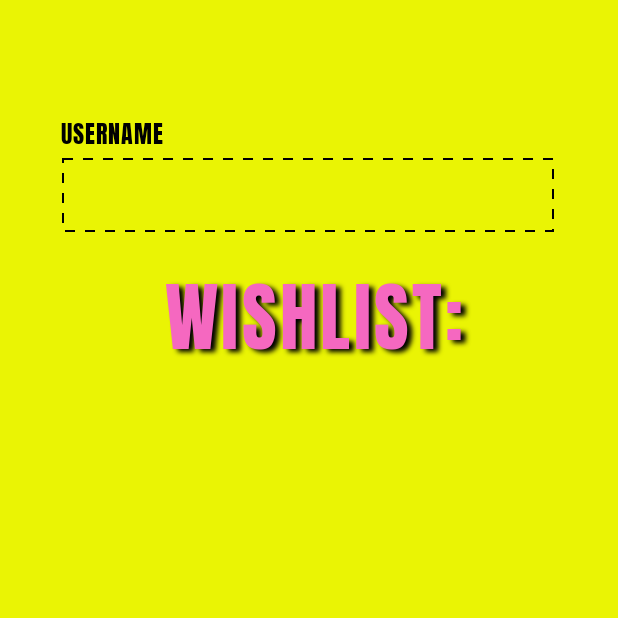
After one commit to coleendeguzman/ics26011, an Android app: the HomePage screen opened directly, with no data from a screen before it, on a phone screen of 412 x 824 dp, the top half of it. The commit adds this screen. Run offline under Robolectric (Android 15) with nearby library versions, the phone set to English and light mode, and no system bars.

Commit message:
Home Page

```diff
--- a/app/src/main/AndroidManifest.xml
+++ b/app/src/main/AndroidManifest.xml
@@ -13,6 +13,9 @@
         android:theme="@style/Theme.Wishlist"
         tools:targetApi="31">
         <activity
+            android:name=".HomePage"
+            android:exported="false" />
+        <activity
             android:name=".RegisterPage"
             android:exported="false" />
         <activity
--- /dev/null
+++ b/app/src/main/java/com/example/wishlist/HomePage.kt
@@ -0,0 +1,11 @@
+package com.example.wishlist
+
+import androidx.appcompat.app.AppCompatActivity
+import android.os.Bundle
+
+class HomePage : AppCompatActivity() {
+    override fun onCreate(savedInstanceState: Bundle?) {
+        super.onCreate(savedInstanceState)
+        setContentView(R.layout.activity_home_page)
+    }
+}
--- a/app/src/main/res/drawable/dashed_border.xml
+++ b/app/src/main/res/drawable/dashed_border.xml
@@ -1,9 +1,6 @@
 <?xml version="1.0" encoding="utf-8"?>
 <shape xmlns:android="http://schemas.android.com/apk/res/android"
     android:shape="rectangle" >
-
-    <solid
-        android:color="#F369C3"/>
 
     <stroke
         android:color="#000000"
--- /dev/null
+++ b/app/src/main/res/layout/activity_home_page.xml
@@ -0,0 +1,59 @@
+<?xml version="1.0" encoding="utf-8"?>
+<androidx.constraintlayout.widget.ConstraintLayout xmlns:android="http://schemas.android.com/apk/res/android"
+    xmlns:app="http://schemas.android.com/apk/res-auto"
+    xmlns:tools="http://schemas.android.com/tools"
+    android:layout_width="match_parent"
+    android:layout_height="match_parent"
+    android:background="#EAF404"
+    tools:context=".HomePage">
+
+    <TextView
+        android:id="@+id/tvUsername"
+        android:layout_width="wrap_content"
+        android:layout_height="wrap_content"
+        android:fontFamily="@font/anton"
+        android:letterSpacing="0.044"
+        android:text="USERNAME"
+        android:textColor="#000000"
+        android:textSize="16sp"
+        app:layout_constraintBottom_toBottomOf="parent"
+        app:layout_constraintEnd_toEndOf="parent"
+        app:layout_constraintHorizontal_bias="0.119"
+        app:layout_constraintStart_toStartOf="parent"
+        app:layout_constraintTop_toTopOf="parent"
+        app:layout_constraintVertical_bias="0.092" />
+
+    <TextView
+        android:id="@+id/etUsername"
+        android:layout_width="328dp"
+        android:layout_height="49dp"
+        android:background="@drawable/dashed_border"
+        app:layout_constraintBottom_toBottomOf="parent"
+        app:layout_constraintEnd_toEndOf="parent"
+        app:layout_constraintHorizontal_bias="0.493"
+        app:layout_constraintStart_toStartOf="parent"
+        app:layout_constraintTop_toTopOf="parent"
+        app:layout_constraintVertical_bias="0.136" />
+
+    <TextView
+        android:id="@+id/textView8"
+        android:layout_width="225dp"
+        android:layout_height="77dp"
+        android:fontFamily="@font/anton"
+        android:letterSpacing="0.044"
+        android:shadowColor="#000000"
+        android:shadowDx="5"
+        android:shadowDy="3"
+        android:shadowRadius="4"
+        android:text="WISHLIST:"
+        android:textColor="#F568C0"
+        android:textSize="50sp"
+        app:layout_constraintBottom_toBottomOf="parent"
+        app:layout_constraintEnd_toEndOf="parent"
+        app:layout_constraintHorizontal_bias="0.591"
+        app:layout_constraintStart_toStartOf="parent"
+        app:layout_constraintTop_toTopOf="parent"
+        app:layout_constraintVertical_bias="0.217" />
+
+
+</androidx.constraintlayout.widget.ConstraintLayout>
```
Also changed, not shown: app/src/main/java/com/example/wishlist/DatabaseHandler.kt (added, +91 -0 lines).
